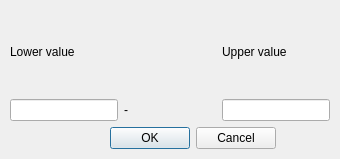
Qt form src/ui/qgsludialogbase.ui (kadas-albireo/kadas-albireo) before a commit.
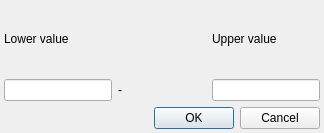
The same form after that commit.

Commit message: Use button box for cross platform consistency

```diff
--- a/src/ui/qgsludialogbase.ui
+++ b/src/ui/qgsludialogbase.ui
@@ -5,8 +5,8 @@
    <rect>
     <x>0</x>
     <y>0</y>
-    <width>340</width>
-    <height>159</height>
+    <width>324</width>
+    <height>133</height>
    </rect>
   </property>
   <property name="windowTitle" >
@@ -16,15 +16,24 @@
    <bool>true</bool>
   </property>
   <layout class="QGridLayout" >
-   <property name="margin" >
-    <number>10</number>
+   <property name="leftMargin" >
+    <number>4</number>
    </property>
-   <property name="spacing" >
-    <number>6</number>
+   <property name="topMargin" >
+    <number>4</number>
    </property>
-   <item row="1" column="0" >
-    <widget class="QLineEdit" name="mLowerEdit" />
-   </item>
+   <property name="rightMargin" >
+    <number>4</number>
+   </property>
+   <property name="bottomMargin" >
+    <number>4</number>
+   </property>
+   <property name="horizontalSpacing" >
+    <number>-1</number>
+   </property>
+   <property name="verticalSpacing" >
+    <number>-1</number>
+   </property>
    <item row="0" column="0" >
     <widget class="QLabel" name="mLowerLabel" >
      <property name="text" >
@@ -46,11 +55,24 @@
      <property name="sizeHint" >
       <size>
        <width>16</width>
-       <height>21</height>
+       <height>49</height>
       </size>
      </property>
     </spacer>
    </item>
+   <item row="0" column="2" >
+    <widget class="QLabel" name="mUpperLabel" >
+     <property name="text" >
+      <string>Upper value</string>
+     </property>
+     <property name="buddy" >
+      <cstring>mUpperEdit</cstring>
+     </property>
+    </widget>
+   </item>
+   <item row="1" column="0" >
+    <widget class="QLineEdit" name="mLowerEdit" />
+   </item>
    <item row="1" column="1" >
     <widget class="QLabel" name="mBetweenLabel" >
      <property name="text" >
@@ -65,68 +87,9 @@
     <widget class="QLineEdit" name="mUpperEdit" />
    </item>
    <item row="2" column="0" colspan="3" >
-    <layout class="QHBoxLayout" >
-     <property name="margin" >
-      <number>0</number>
-     </property>
-     <property name="spacing" >
-      <number>6</number>
-     </property>
-     <item>
-      <spacer>
-       <property name="orientation" >
-        <enum>Qt::Horizontal</enum>
-       </property>
-       <property name="sizeType" >
-        <enum>QSizePolicy::Expanding</enum>
-       </property>
-       <property name="sizeHint" >
-        <size>
-         <width>100</width>
-         <height>20</height>
-        </size>
-       </property>
-      </spacer>
-     </item>
-     <item>
-      <widget class="QPushButton" name="mOkButton" >
-       <property name="text" >
-        <string>OK</string>
-       </property>
-      </widget>
-     </item>
-     <item>
-      <widget class="QPushButton" name="mCancelButton" >
-       <property name="text" >
-        <string>Cancel</string>
-       </property>
-      </widget>
-     </item>
-     <item>
-      <spacer>
-       <property name="orientation" >
-        <enum>Qt::Horizontal</enum>
-       </property>
-       <property name="sizeType" >
-        <enum>QSizePolicy::Expanding</enum>
-       </property>
-       <property name="sizeHint" >
-        <size>
-         <width>31</width>
-         <height>20</height>
-        </size>
-       </property>
-      </spacer>
-     </item>
-    </layout>
-   </item>
-   <item row="0" column="2" >
-    <widget class="QLabel" name="mUpperLabel" >
-     <property name="text" >
-      <string>Upper value</string>
-     </property>
-     <property name="buddy" >
-      <cstring>mUpperEdit</cstring>
+    <widget class="QDialogButtonBox" name="buttonBox" >
+     <property name="standardButtons" >
+      <set>QDialogButtonBox::Cancel|QDialogButtonBox::NoButton|QDialogButtonBox::Ok</set>
      </property>
     </widget>
    </item>
```
Left out of the diff: 35 changed lines with no effect on the pictures. The commit also changes 1 other file.
